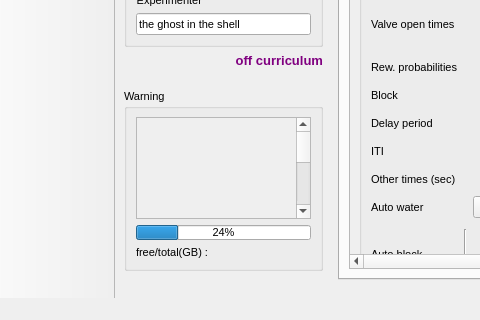
First picture: the form in src/foraging_gui/ForagingGUI.ui, repository AllenNeuralDynamics/dynamic-foraging-task, before the edit; both pictures show x 0 to 480 and y 405 to 725 of the 960 by 725 pixel window.
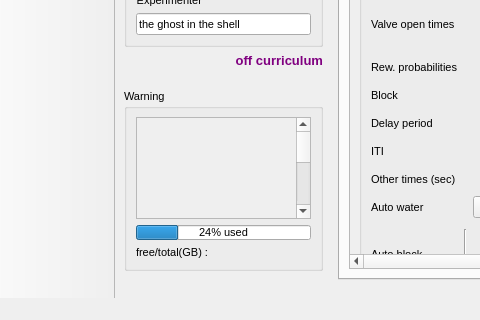
Second picture: the form after the edit. Icons and pictures are not drawn.

```diff
--- a/src/foraging_gui/ForagingGUI.ui
+++ b/src/foraging_gui/ForagingGUI.ui
@@ -611,6 +611,9 @@
                    <property name="textVisible">
                     <bool>true</bool>
                    </property>
+                   <property name="format">
+                    <string>%p% used</string>
+                   </property>
                   </widget>
                  </item>
                  <item row="0" column="0">
```
